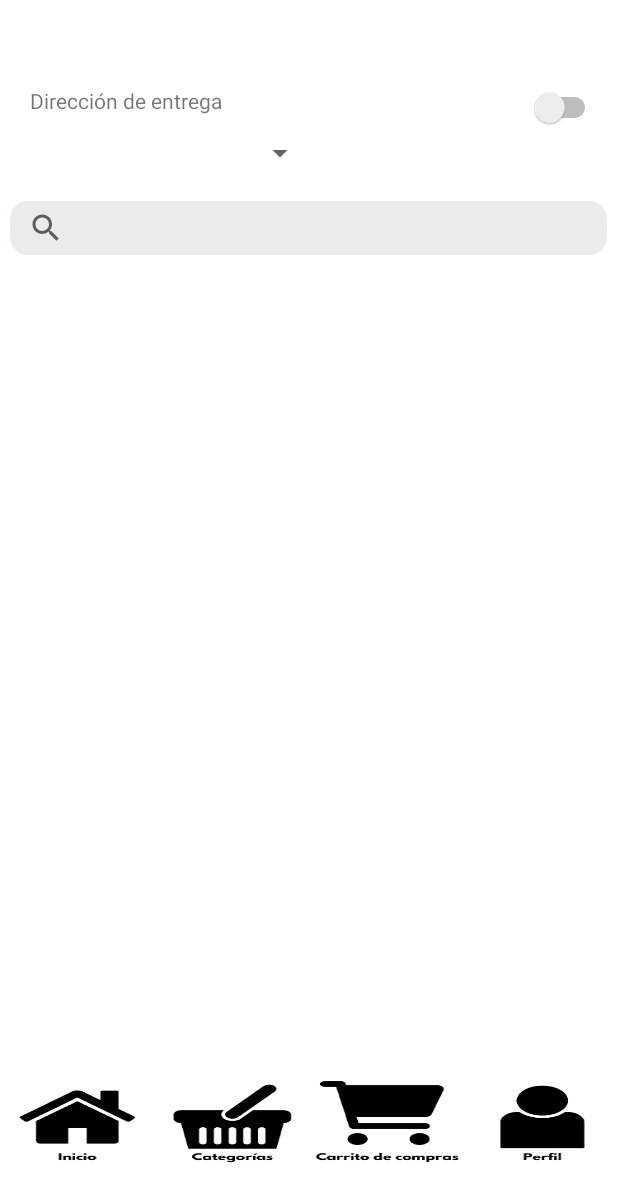
After one commit to Garcialfa19/ProyectoProgra5, an Android app: the layout plantilla.xml on its own in the app's theme, with its tools: preview values and no code run, on a phone screen of 412 x 824 dp. The commit adds this screen. Shown: the top 1202 px of the screen. Run offline under Robolectric (Android 15) with nearby library versions, the phone set to English and light mode, and no system bars.

Commit message:
Avance naryery

```diff
--- a/MyApplication/app/src/main/res/layout/activity_main.xml
+++ b/MyApplication/app/src/main/res/layout/activity_main.xml
@@ -41,7 +41,7 @@
 
     <TextView
         android:id="@+id/textView3"
-        android:layout_width="196dp"
+        android:layout_width="204dp"
         android:layout_height="49dp"
         android:layout_marginStart="107dp"
         android:layout_marginTop="164dp"
--- /dev/null
+++ b/MyApplication/app/src/main/res/layout/plantilla.xml
@@ -0,0 +1,120 @@
+<?xml version="1.0" encoding="utf-8"?>
+<androidx.constraintlayout.widget.ConstraintLayout xmlns:android="http://schemas.android.com/apk/res/android"
+    xmlns:app="http://schemas.android.com/apk/res-auto"
+    xmlns:tools="http://schemas.android.com/tools"
+    android:layout_width="match_parent"
+    android:layout_height="match_parent">
+
+    <LinearLayout
+        android:id="@+id/linearLayout"
+        android:layout_width="412dp"
+        android:layout_height="58dp"
+        android:layout_marginTop="672dp"
+        android:layout_marginBottom="2dp"
+        android:orientation="horizontal"
+        app:layout_constraintBottom_toBottomOf="parent"
+        app:layout_constraintEnd_toEndOf="parent"
+        app:layout_constraintStart_toStartOf="parent"
+        app:layout_constraintTop_toTopOf="parent"
+        tools:ignore="VisualLintBounds">
+
+        <ImageButton
+            android:id="@+id/imageButton"
+            android:layout_width="103dp"
+            android:layout_height="60dp"
+            android:adjustViewBounds="true"
+            android:background="@color/white"
+            android:contentDescription="@string/app_name"
+            android:scaleType="fitXY"
+            app:srcCompat="@mipmap/inicio"
+            tools:ignore="VisualLintBounds,DuplicateSpeakableTextCheck" />
+
+        <ImageButton
+            android:id="@+id/imageButton2"
+            android:layout_width="103dp"
+            android:layout_height="60dp"
+            android:adjustViewBounds="true"
+            android:background="@color/white"
+            android:contentDescription="@string/app_name"
+            android:scaleType="fitXY"
+            tools:ignore="VisualLintBounds"
+            tools:srcCompat="@mipmap/categoria" />
+
+        <ImageButton
+            android:id="@+id/imageButton3"
+            android:layout_width="103dp"
+            android:layout_height="60dp"
+            android:adjustViewBounds="true"
+            android:background="@color/white"
+            android:contentDescription="@string/app_name"
+            android:scaleType="fitXY"
+            tools:ignore="VisualLintBounds"
+            tools:srcCompat="@mipmap/carrito" />
+
+        <ImageButton
+            android:id="@+id/imageButton4"
+            android:layout_width="103dp"
+            android:layout_height="60dp"
+            android:adjustViewBounds="true"
+            android:background="@color/white"
+            android:contentDescription="@string/app_name"
+            android:scaleType="fitXY"
+            tools:ignore="VisualLintBounds"
+            tools:srcCompat="@mipmap/perfil" />
+    </LinearLayout>
+
+    <Spinner
+        android:id="@+id/spinner"
+        android:layout_width="194dp"
+        android:layout_height="48dp"
+        android:layout_marginStart="16dp"
+        android:layout_marginTop="31dp"
+        android:layout_marginEnd="201dp"
+        android:layout_marginBottom="652dp"
+        app:layout_constraintBottom_toBottomOf="parent"
+        app:layout_constraintEnd_toEndOf="parent"
+        app:layout_constraintStart_toStartOf="parent"
+        app:layout_constraintTop_toTopOf="parent" />
+
+    <TextView
+        android:id="@+id/textView"
+        android:layout_width="168dp"
+        android:layout_height="19dp"
+        android:layout_marginStart="19dp"
+        android:layout_marginTop="11dp"
+        android:layout_marginEnd="224dp"
+        android:layout_marginBottom="701dp"
+        android:text="Dirección de entrega"
+        app:layout_constraintBottom_toBottomOf="parent"
+        app:layout_constraintEnd_toEndOf="parent"
+        app:layout_constraintStart_toStartOf="parent"
+        app:layout_constraintTop_toTopOf="parent" />
+
+    <SearchView
+        android:layout_width="398dp"
+        android:layout_height="36dp"
+        android:layout_marginStart="6dp"
+        android:layout_marginTop="87dp"
+        android:layout_marginEnd="7dp"
+        android:layout_marginBottom="608dp"
+        android:backgroundTint="#EDEAEA"
+        android:background="@drawable/roundstyle"
+        app:layout_constraintBottom_toBottomOf="parent"
+        app:layout_constraintEnd_toEndOf="parent"
+        app:layout_constraintStart_toStartOf="parent"
+        app:layout_constraintTop_toTopOf="parent" />
+
+    <Switch
+        android:id="@+id/switch1"
+        android:layout_width="98dp"
+        android:layout_height="48dp"
+        android:layout_marginStart="307dp"
+        android:layout_marginTop="11dp"
+        android:layout_marginEnd="16dp"
+        android:layout_marginBottom="693dp"
+        app:layout_constraintBottom_toBottomOf="parent"
+        app:layout_constraintEnd_toEndOf="parent"
+        app:layout_constraintStart_toStartOf="parent"
+        app:layout_constraintTop_toTopOf="parent" />
+
+</androidx.constraintlayout.widget.ConstraintLayout>
```
Also changed, not shown: MyApplication/app/src/main/res/mipmap-xxxhdpi/carrito.png (added), MyApplication/app/src/main/res/mipmap-xxxhdpi/categoria.png (added), MyApplication/app/src/main/res/mipmap-xxxhdpi/inicio.png (added), MyApplication/app/src/main/res/mipmap-xxxhdpi/perfil.png (added), MyApplication/app/src/main/res/mipmap-xxxhdpi/shopping.png (added).
